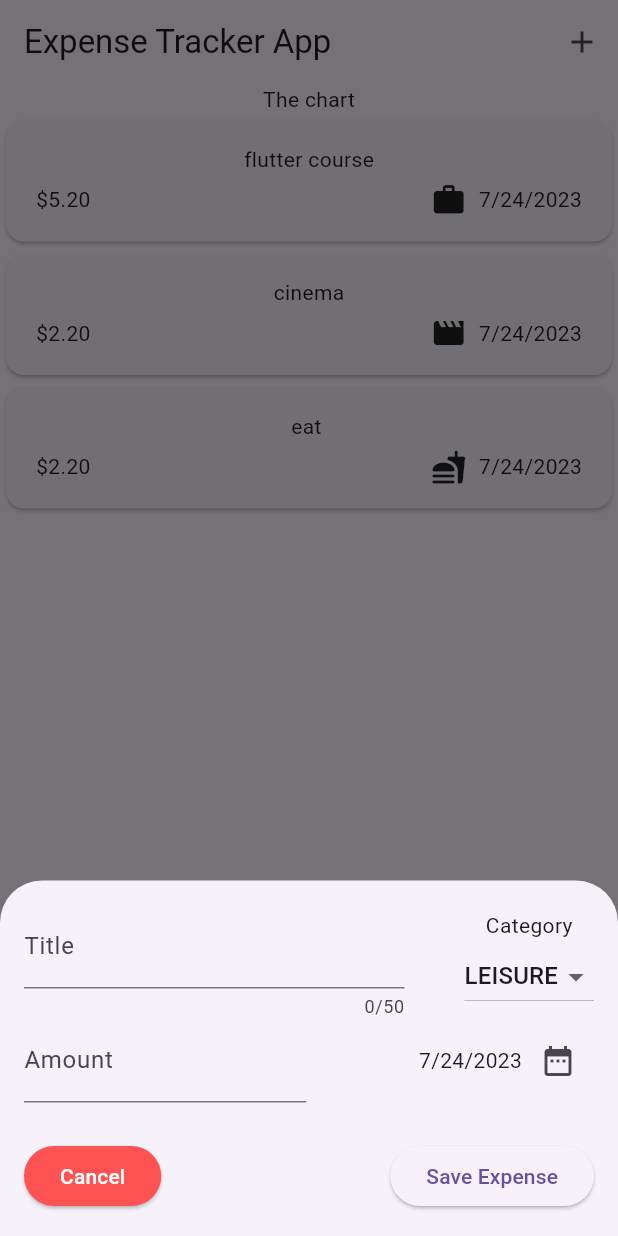
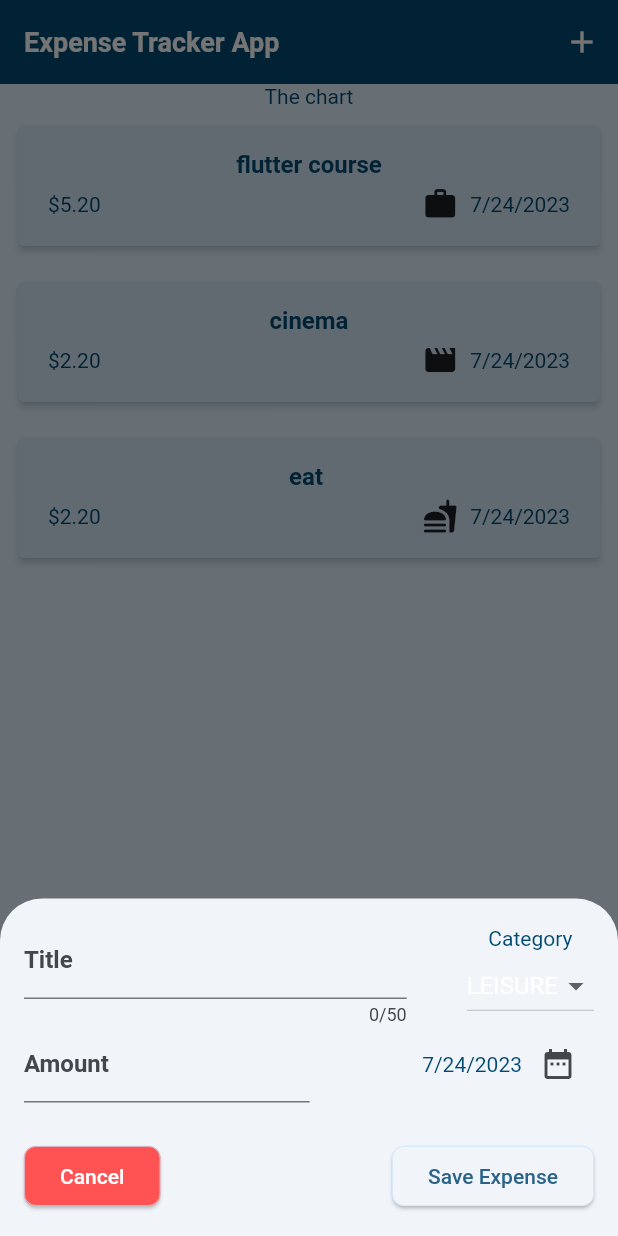
Before and after one commit to brkeudunman/expense_tracker, a Flutter app: the screen it shows after launch, after a tap on the "add" icon, on a phone screen of 412 x 824 dp. Run offline on Flutter 3.47's test engine with Material 2 defaults, Android fonts, the phone set to English and light mode, and no system bars.

Commit message:
expense-theme

```diff
--- a/lib/main.dart
+++ b/lib/main.dart
@@ -1,13 +1,58 @@
 import 'package:expense_tracker/screens/home.dart';
 import 'package:flutter/material.dart';
+
+var kColorScheme = ColorScheme.fromSeed(seedColor: Colors.blue.shade200);
 
 void main() {
   runApp(
     MaterialApp(
-      theme: ThemeData(
-        useMaterial3: true,
-      ),
-      home: const HomeScreen()
-    ),
+        theme: ThemeData().copyWith(
+          useMaterial3: true,
+          colorScheme: kColorScheme,
+          appBarTheme: const AppBarTheme().copyWith(
+            backgroundColor: kColorScheme.onPrimaryContainer,
+            foregroundColor: Colors.white,
+          ),
+          scaffoldBackgroundColor: Colors.blue.shade50,
+          cardTheme: const CardTheme().copyWith(
+            color: kColorScheme.secondaryContainer,
+            margin: const EdgeInsets.all(12),
+            shape: const RoundedRectangleBorder(
+              borderRadius: BorderRadius.all(
+                Radius.circular(4),
+              ),
+            ),
+            elevation: 2,
+            shadowColor: kColorScheme.primaryContainer,
+          ),
+          elevatedButtonTheme: ElevatedButtonThemeData(
+            style: ElevatedButton.styleFrom(
+              shape: RoundedRectangleBorder(
+                borderRadius: const BorderRadius.all(
+                  Radius.circular(8),
+                ),
+                side: BorderSide(
+                  width: 0.5,
+                  color: kColorScheme.primaryContainer,
+                ),
+              ),
+            ),
+          ),
+          textTheme: const TextTheme().copyWith(
+            titleLarge: const TextStyle(
+              fontSize: 18,
+              fontWeight: FontWeight.bold,
+            ),
+            bodyMedium: TextStyle(
+              color: kColorScheme.onPrimaryContainer,
+            ),
+            bodyLarge: TextStyle(
+              fontSize: 16,
+              fontWeight: FontWeight.bold,
+              color: kColorScheme.onPrimaryContainer,
+            )
+          ),
+        ),
+        home: const HomeScreen()),
   );
 }
--- a/lib/widgets/expenses.dart
+++ b/lib/widgets/expenses.dart
@@ -48,6 +48,26 @@ class _ExpensesState extends State<Expenses> {
     });
   }
 
+  void _removeExpense(Expense expense) {
+    final expenseIndex = _registeredExpenses.indexOf(expense);
+    setState(() {
+      _registeredExpenses.remove(expense);
+    });
+    ScaffoldMessenger.of(context).clearSnackBars();
+    ScaffoldMessenger.of(context).showSnackBar(
+      SnackBar(
+        content: const Text("You have removed the expense"),
+        duration: const Duration(seconds: 2),
+        action: SnackBarAction(
+          label: "Undo",
+          onPressed: () => setState(() {
+            _registeredExpenses.insert(expenseIndex, expense);
+          }),
+        ),
+      ),
+    );
+  }
+
   @override
   Widget build(BuildContext context) {
     return Scaffold(
@@ -65,7 +85,12 @@ class _ExpensesState extends State<Expenses> {
         children: [
           const Text('The chart'),
           Expanded(
-            child: ExpensesList(expenses: _registeredExpenses),
+            child: (_registeredExpenses.isEmpty)
+                ? const Center(child: Text("No expense found."))
+                : ExpensesList(
+                    expenses: _registeredExpenses,
+                    removeExpense: _removeExpense,
+                  ),
           )
         ],
       ),
--- a/lib/widgets/expenses_list/expense_item.dart
+++ b/lib/widgets/expenses_list/expense_item.dart
@@ -15,6 +15,7 @@ class ExpenseItem extends StatelessWidget {
             children: [
               Text(
                 expense.title,
+                style: Theme.of(context).textTheme.bodyLarge,
               ),
               const SizedBox(
                 height: 5,
--- a/lib/widgets/expenses_list/expenses_list.dart
+++ b/lib/widgets/expenses_list/expenses_list.dart
@@ -4,15 +4,34 @@ import 'expense_item.dart';
 
 class ExpensesList extends StatelessWidget {
   final List<Expense> expenses;
+  final void Function(Expense expense) removeExpense;
 
-  const ExpensesList({super.key, required this.expenses});
+  const ExpensesList(
+      {super.key, required this.expenses, required this.removeExpense});
+
+
+
 
   @override
   Widget build(BuildContext context) {
     return ListView.builder(
       itemCount: expenses.length,
-      itemBuilder: (ctx, index) => ExpenseItem(
-        expense: expenses[index],
+      itemBuilder: (ctx, index) => Dismissible(
+        key: ValueKey(
+          expenses[index],
+        ),
+        onDismissed: (direction) => removeExpense(
+          expenses[index],
+        ),
+        background: Container(
+          color: Theme.of(context).colorScheme.error.withOpacity(0.75),
+          margin: EdgeInsets.symmetric(
+            horizontal: Theme.of(context).cardTheme.margin!.horizontal
+          ),
+        ),
+        child: ExpenseItem(
+          expense: expenses[index],
+        ),
       ),
     );
   }
```
Also changed, not shown: lib/models/expense.dart (+16 -0 lines).
